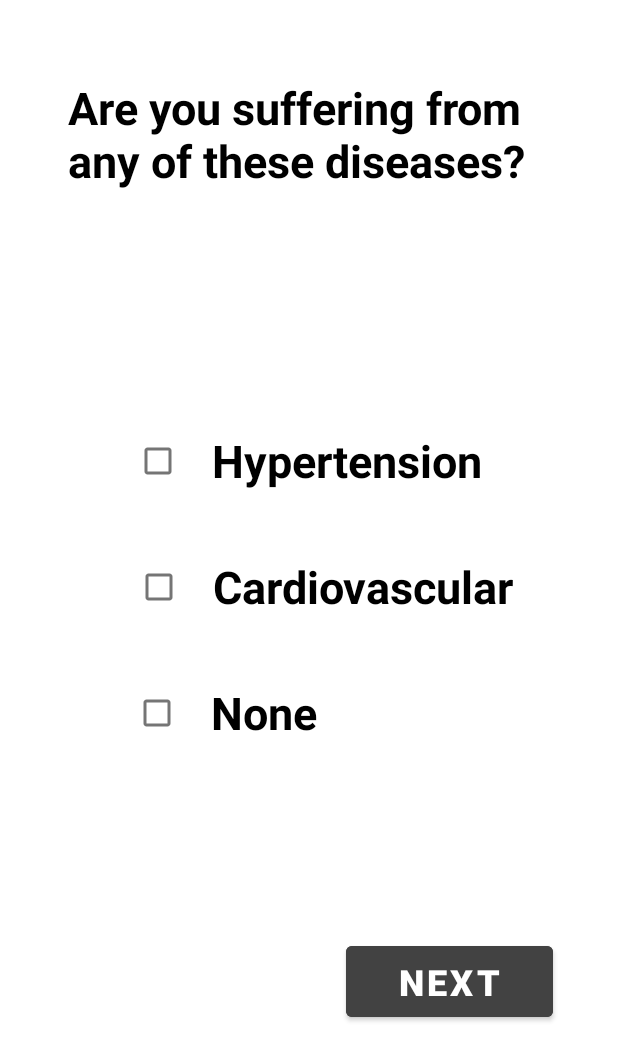
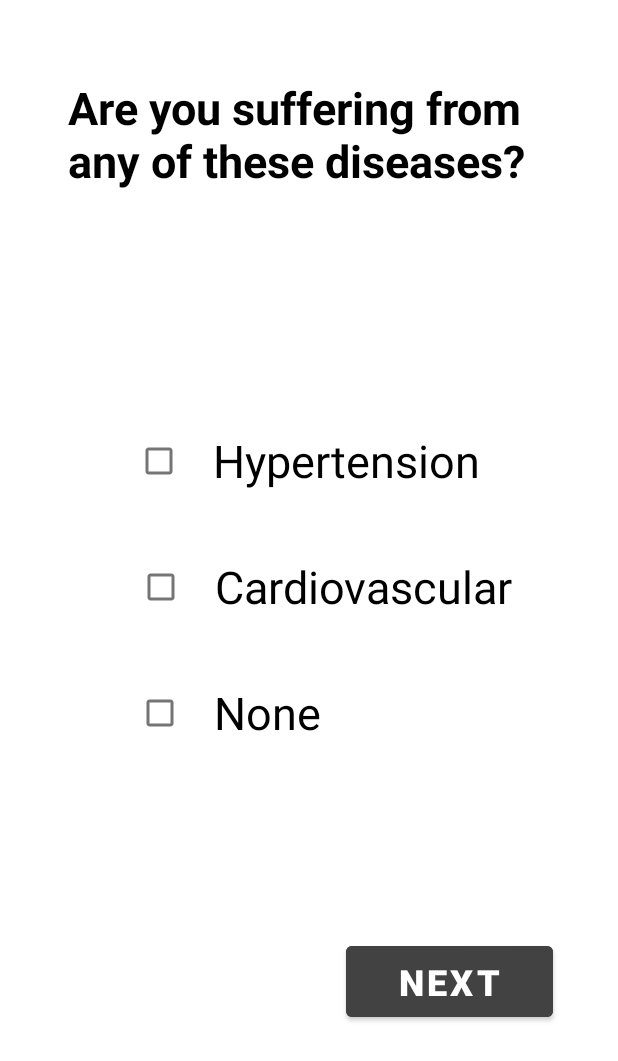
Before and after one commit to sohaibahhmed/yes2live-app, an Android app: the hypertension screen opened directly, with no data from a screen before it, on a phone screen of 412 x 824 dp. Shown: the top 1061 px of the screen. Run offline under Robolectric (Android 15) with nearby library versions, the phone set to English and light mode, and no system bars.

Commit message:
fix the version issues

```diff
--- a/app/build.gradle
+++ b/app/build.gradle
@@ -25,6 +25,7 @@ android {
         sourceCompatibility JavaVersion.VERSION_1_8
         targetCompatibility JavaVersion.VERSION_1_8
     }
+    namespace 'com.fyp.yes2live'
 }
 
 dependencies {
@@ -37,4 +38,5 @@ dependencies {
     androidTestImplementation 'androidx.test.espresso:espresso-core:3.5.1'
     implementation 'com.amitshekhar.android:android-networking:1.0.2'
     implementation 'com.amitshekhar.android:jackson-android-networking:1.0.2'
+
 }
--- a/app/src/main/AndroidManifest.xml
+++ b/app/src/main/AndroidManifest.xml
@@ -1,7 +1,7 @@
 <?xml version="1.0" encoding="utf-8"?>
 <manifest xmlns:android="http://schemas.android.com/apk/res/android"
-    xmlns:tools="http://schemas.android.com/tools"
-    package="com.fyp.yes2live">
+    xmlns:tools="http://schemas.android.com/tools">
+
     <uses-permission android:name="android.permission.INTERNET" />
     <uses-permission android:name="android.permission.ACCESS_FINE_LOCATION" />
     <uses-permission android:name="android.permission.ACCESS_COARSE_LOCATION" />
--- a/app/src/main/java/com/fyp/yes2live/login.java
+++ b/app/src/main/java/com/fyp/yes2live/login.java
@@ -1,6 +1,4 @@
 package com.fyp.yes2live;
-
-import androidx.appcompat.app.AppCompatActivity;
 
 import android.content.Intent;
 import android.os.Bundle;
@@ -9,6 +7,8 @@ import android.view.View;
 import android.widget.Button;
 import android.widget.EditText;
 import android.widget.Toast;
+
+import androidx.appcompat.app.AppCompatActivity;
 
 import com.androidnetworking.AndroidNetworking;
 import com.androidnetworking.error.ANError;
--- a/app/src/main/res/layout/activity_hypertension.xml
+++ b/app/src/main/res/layout/activity_hypertension.xml
@@ -28,7 +28,7 @@
         android:paddingLeft="20dp"
         android:text="Hypertension"
         android:textSize="30dp"
-        android:textStyle="bold"
+
         app:layout_constraintEnd_toEndOf="parent"
         app:layout_constraintHorizontal_bias="0.497"
         app:layout_constraintStart_toStartOf="parent"
@@ -42,7 +42,7 @@
         android:paddingLeft="20dp"
         android:text="Cardiovascular"
         android:textSize="30dp"
-        android:textStyle="bold"
+
         app:layout_constraintEnd_toEndOf="parent"
         app:layout_constraintHorizontal_bias="0.564"
         app:layout_constraintStart_toStartOf="parent"
@@ -56,11 +56,13 @@
         android:paddingLeft="20dp"
         android:text="None"
         android:textSize="30dp"
-        android:textStyle="bold"
+
+        app:layout_constraintBottom_toBottomOf="parent"
         app:layout_constraintEnd_toEndOf="parent"
-        app:layout_constraintHorizontal_bias="0.306"
+        app:layout_constraintHorizontal_bias="0.313"
         app:layout_constraintStart_toStartOf="parent"
-        app:layout_constraintTop_toBottomOf="@+id/cardio" />
+        app:layout_constraintTop_toBottomOf="@+id/cardio"
+        app:layout_constraintVertical_bias="0.0" />
 
     <Button
         android:id="@+id/nextbtn"
--- a/app/src/main/res/layout/activity_login.xml
+++ b/app/src/main/res/layout/activity_login.xml
@@ -66,6 +66,7 @@
         android:drawableLeft="@drawable/ic_baseline_info_24"
         android:drawablePadding="20dp"
         android:hint="Password"
+        android:inputType="textPassword"
         android:padding="20dp"
         android:textSize="20dp"
         app:layout_constraintBottom_toBottomOf="parent"
--- a/app/src/main/res/layout/activity_pregnant.xml
+++ b/app/src/main/res/layout/activity_pregnant.xml
@@ -28,8 +28,6 @@
         android:layout_marginTop="110dp"
         android:text="Yes"
         android:textSize="30dp"
-        android:textStyle="bold"
-
         app:layout_constraintBottom_toBottomOf="parent"
         app:layout_constraintEnd_toEndOf="parent"
         app:layout_constraintHorizontal_bias="0.498"
@@ -44,7 +42,6 @@
         android:layout_marginTop="216dp"
         android:text="No"
         android:textSize="30dp"
-        android:textStyle="bold"
         app:layout_constraintBottom_toBottomOf="parent"
         app:layout_constraintEnd_toEndOf="parent"
         app:layout_constraintHorizontal_bias="0.516"
--- a/app/src/main/res/layout/activity_question1.xml
+++ b/app/src/main/res/layout/activity_question1.xml
@@ -83,8 +83,6 @@ android:textStyle="bold"
         android:layout_height="54dp"
         android:hint="Enter your age"
         android:textSize="24dp"
-        android:textStyle="bold"
-
         app:layout_constraintBottom_toBottomOf="parent"
         app:layout_constraintEnd_toEndOf="parent"
         app:layout_constraintHorizontal_bias="0.271"
@@ -126,7 +124,6 @@ android:textStyle="bold"
         android:layout_height="56dp"
         android:hint="Enter your height"
         android:textSize="24dp"
-        android:textStyle="bold"
         app:layout_constraintBottom_toBottomOf="parent"
         app:layout_constraintEnd_toStartOf="@+id/textView"
         app:layout_constraintHorizontal_bias="0.596"
@@ -154,9 +151,6 @@ android:textStyle="bold"
         android:layout_height="60dp"
         android:hint="Enter your weight"
         android:textSize="24dp"
-        android:textStyle="bold"
-
-
         app:layout_constraintBottom_toBottomOf="parent"
         app:layout_constraintEnd_toEndOf="parent"
         app:layout_constraintHorizontal_bias="0.292"
--- a/app/src/main/res/layout/activity_signup.xml
+++ b/app/src/main/res/layout/activity_signup.xml
@@ -68,7 +68,7 @@
         android:drawablePadding="20dp"
         android:hint="Password"
         android:padding="20dp"
-
+        android:inputType="textPassword"
         android:textSize="20sp"
         app:layout_constraintBottom_toBottomOf="parent"
         app:layout_constraintEnd_toEndOf="parent"
@@ -85,6 +85,7 @@
         android:drawableLeft="@drawable/ic_baseline_info_24"
         android:drawablePadding="20dp"
         android:hint="Re-password"
+        android:inputType="textPassword"
         android:padding="20dp"
         android:textSize="20dp"
         app:layout_constraintBottom_toBottomOf="parent"
--- a/build.gradle
+++ b/build.gradle
@@ -7,6 +7,7 @@ plugins {
 task clean(type: Delete) {
     delete rootProject.buildDir
 }
+
 allprojects {
     repositories {
         google()
--- a/gradle.properties
+++ b/gradle.properties
@@ -19,3 +19,4 @@ android.useAndroidX=true
 # resources declared in the library itself and none from the library's dependencies,
 # thereby reducing the size of the R class for that library
 android.nonTransitiveRClass=true
+android.enableJetifier=true
```
Also changed, not shown: app/src/main/res/layout/activity_bloodrelative.xml (+4 -3 lines), app/src/main/res/layout/activity_married.xml (+5 -4 lines).
